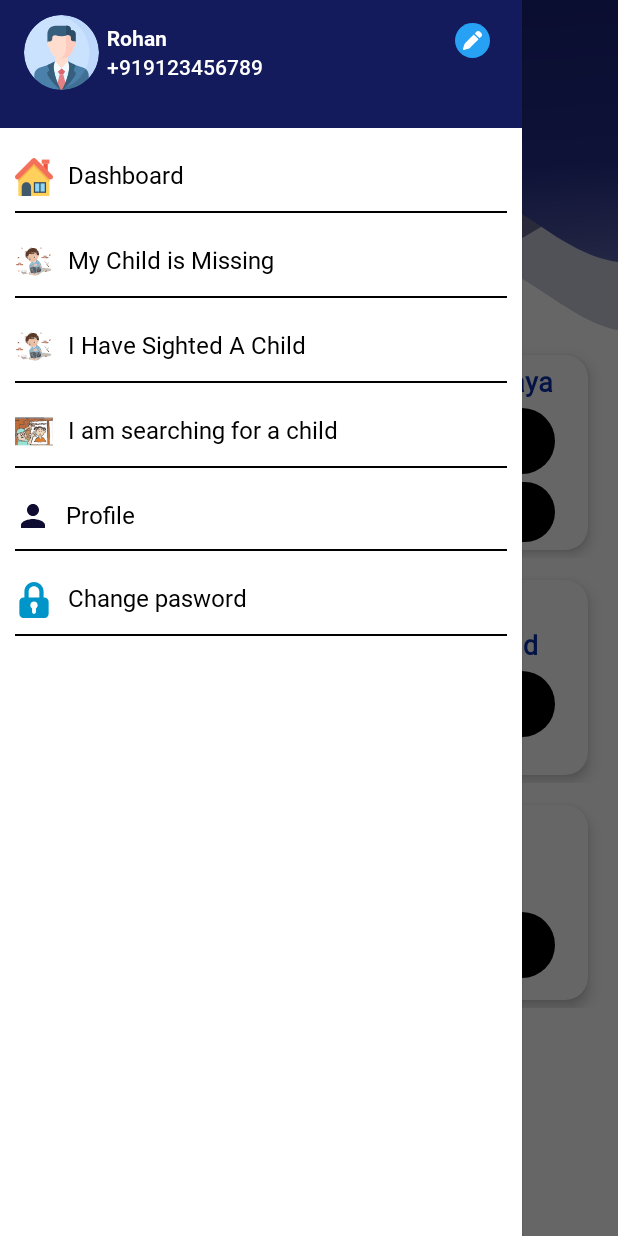
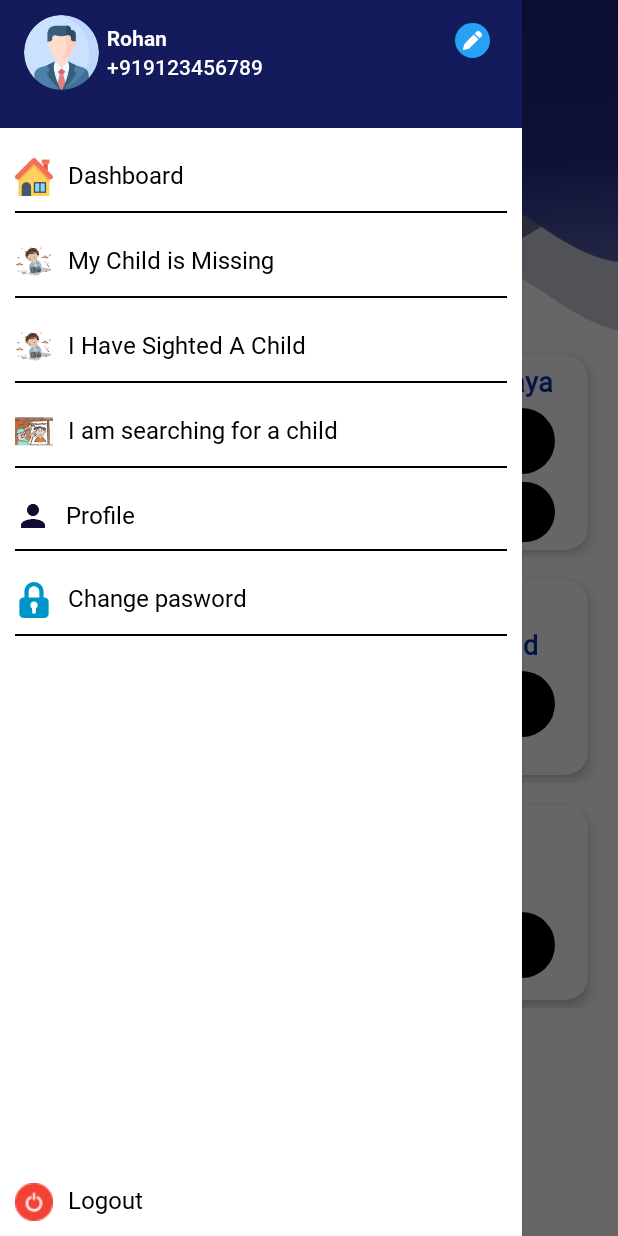
Before and after one commit to Sagar0169/NLM, an Android app: the DashboardActivity screen opened directly, with no data from a screen before it, with the side drawer open, on a phone screen of 412 x 824 dp. Run offline under Robolectric (Android 15) with nearby library versions, the phone set to English and light mode, and no system bars; our stand-ins replace CircleImageView, RxJava, data binding.

Commit message:
changes in sidebar

```diff
--- a/app/src/main/res/layout/sidebar_layout.xml
+++ b/app/src/main/res/layout/sidebar_layout.xml
@@ -206,5 +206,22 @@
                 android:background="@color/black" />
 
         </LinearLayout>
+        <TextView
+            app:drawableStartCompat="@drawable/logout"
+            app:layout_constraintBottom_toBottomOf="parent"
+            app:layout_constraintEnd_toEndOf="parent"
+            app:layout_constraintStart_toStartOf="parent"
+            android:id="@+id/tvLogout"
+            android:layout_width="match_parent"
+            android:layout_height="wrap_content"
+            android:layout_marginHorizontal="10dp"
+            android:layout_marginTop="10dp"
+            android:drawablePadding="10dp"
+            android:fontFamily="@font/roboto_regular"
+            android:paddingVertical="10dp"
+            android:text="@string/logout"
+            android:textColor="@color/black"
+            android:textSize="16sp"
+            />
     </androidx.constraintlayout.widget.ConstraintLayout>
 </layout>
```
